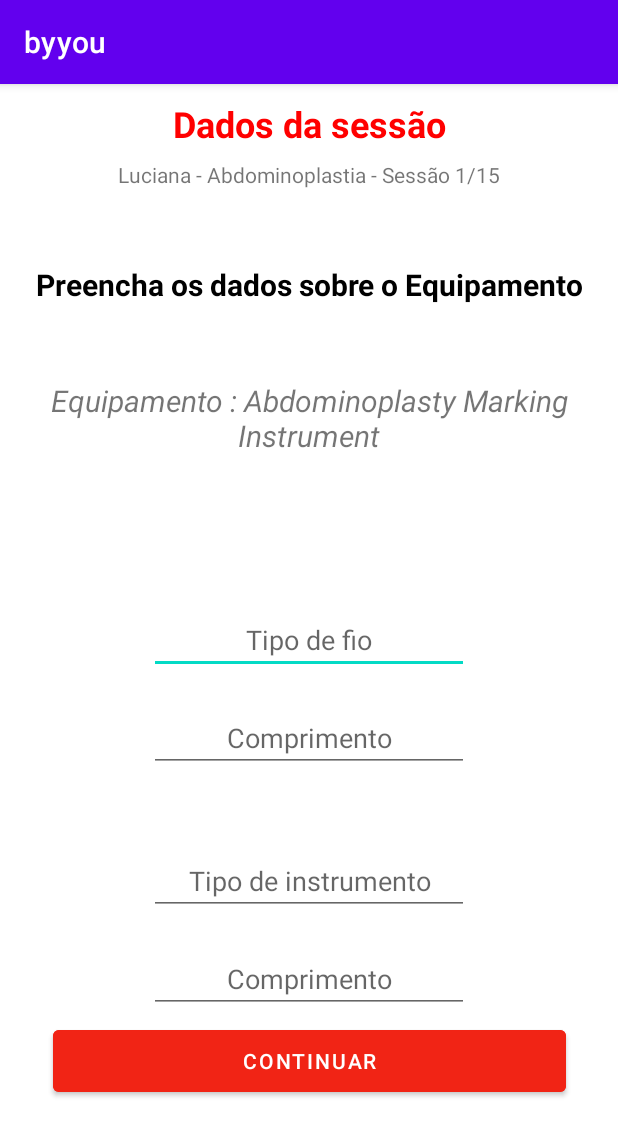
After one commit to vct-h-dias/InoviaApp, an Android app: the Dados screen opened directly, with no data from a screen before it, on a phone screen of 412 x 824 dp. The commit adds this screen. Shown: the top 1136 px of the screen. Run offline under Robolectric (Android 15) with nearby library versions, the phone set to English and light mode, and no system bars.

Commit message:
adição da aba Dados

```diff
--- a/app/src/main/AndroidManifest.xml
+++ b/app/src/main/AndroidManifest.xml
@@ -4,6 +4,7 @@
     package="com.example.byyou">
 
     <uses-permission android:name="android.permission.CAMERA" />
+
     <uses-feature android:name="android.hardware.camera2" />
 
     <application
@@ -16,6 +17,12 @@
         android:supportsRtl="true"
         android:theme="@style/Theme.Byyou"
         tools:targetApi="31">
+        <activity
+            android:name=".Med2"
+            android:exported="false" />
+        <activity
+            android:name=".Dados"
+            android:exported="false" />
         <activity
             android:name=".Cam"
             android:exported="false" />
--- /dev/null
+++ b/app/src/main/java/com/example/byyou/Dados.kt
@@ -0,0 +1,27 @@
+package com.example.byyou
+
+import android.os.Bundle
+import android.widget.Button
+import androidx.appcompat.app.AppCompatActivity
+
+class Dados : AppCompatActivity() {
+    override fun onCreate(savedInstanceState: Bundle?) {
+        super.onCreate(savedInstanceState)
+        setContentView(R.layout.activity_dados)
+
+        val toMed2: Button = findViewById(R.id.toMed2)
+        toMed2.setOnClickListener{
+            abrirMed2()
+        }
+
+
+    }
+
+    private fun abrirMed2(){
+        //activity Med2
+
+    }
+
+
+
+}
--- a/app/src/main/java/com/example/byyou/Foto1.kt
+++ b/app/src/main/java/com/example/byyou/Foto1.kt
@@ -1,5 +1,6 @@
 package com.example.byyou
 
+import android.content.Intent
 import android.content.pm.PackageManager
 import android.os.Bundle
 import android.util.Log
@@ -36,6 +37,16 @@ class Foto1 : AppCompatActivity() {
         binding.Capture1.setOnClickListener(){
             tirarFoto()
         }
+
+        binding.toDados.setOnClickListener(){
+            irDados()
+        }
+
+    }
+
+    private fun irDados(){
+        val dados = Intent(this, Dados::class.java)
+        startActivity(dados)
     }
 
     private fun tirarFoto(){
--- /dev/null
+++ b/app/src/main/java/com/example/byyou/Med2.kt
@@ -0,0 +1,11 @@
+package com.example.byyou
+
+import androidx.appcompat.app.AppCompatActivity
+import android.os.Bundle
+
+class Med2 : AppCompatActivity() {
+    override fun onCreate(savedInstanceState: Bundle?) {
+        super.onCreate(savedInstanceState)
+        setContentView(R.layout.activity_med2)
+    }
+}
--- /dev/null
+++ b/app/src/main/res/layout/activity_dados.xml
@@ -0,0 +1,125 @@
+<?xml version="1.0" encoding="utf-8"?>
+<androidx.constraintlayout.widget.ConstraintLayout xmlns:android="http://schemas.android.com/apk/res/android"
+    xmlns:app="http://schemas.android.com/apk/res-auto"
+    xmlns:tools="http://schemas.android.com/tools"
+    android:layout_width="match_parent"
+    android:layout_height="match_parent"
+    tools:context=".Dados">
+
+    <TextView
+        android:id="@+id/textView41"
+        android:layout_width="wrap_content"
+        android:layout_height="wrap_content"
+        android:layout_marginTop="10dp"
+        android:text="@string/dados_da_sess_o1"
+        android:textColor="#FF0000"
+        android:textSize="24sp"
+        android:textStyle="bold"
+        app:layout_constraintEnd_toEndOf="parent"
+        app:layout_constraintStart_toStartOf="parent"
+        app:layout_constraintTop_toTopOf="parent" />
+
+    <TextView
+        android:id="@+id/textView42"
+        android:layout_width="wrap_content"
+        android:layout_height="wrap_content"
+        android:layout_marginTop="120dp"
+        android:text="@string/preencha_os_dados_sobre_o_equipamento"
+        android:textAlignment="center"
+        android:textColor="#000000"
+        android:textSize="20sp"
+        android:textStyle="bold"
+        app:layout_constraintEnd_toEndOf="parent"
+        app:layout_constraintStart_toStartOf="parent"
+        app:layout_constraintTop_toTopOf="parent" />
+
+    <TextView
+        android:id="@+id/text44"
+        android:layout_width="wrap_content"
+        android:layout_height="wrap_content"
+        android:layout_marginTop="50dp"
+        android:text="@string/equipamento_abdominoplasty_marking_instrument"
+        android:textSize="20sp"
+        android:textStyle="italic"
+        app:layout_constraintEnd_toEndOf="parent"
+        app:layout_constraintStart_toStartOf="parent"
+        app:layout_constraintTop_toBottomOf="@+id/textView42"
+        android:textAlignment="center"/>
+
+
+    <TextView
+        android:id="@+id/textView43"
+        android:layout_width="wrap_content"
+        android:layout_height="wrap_content"
+        android:text="@string/luciana_abdominoplastia_sess_o_1_15"
+        app:layout_constraintBottom_toTopOf="@+id/textView42"
+        app:layout_constraintEnd_toEndOf="parent"
+        app:layout_constraintStart_toStartOf="parent"
+        app:layout_constraintTop_toTopOf="parent" />
+
+    <EditText
+        android:id="@+id/editTextTextPersonName3"
+        android:layout_width="wrap_content"
+        android:layout_height="wrap_content"
+        android:layout_marginTop="100dp"
+        android:ems="10"
+        android:hint="@string/tipo_de_fio"
+        android:textAlignment="center"
+        android:inputType="textPersonName"
+        app:layout_constraintEnd_toEndOf="parent"
+        app:layout_constraintStart_toStartOf="parent"
+        app:layout_constraintTop_toBottomOf="@+id/text44" />
+
+    <EditText
+        android:id="@+id/editTextNumberDecimal"
+        android:layout_width="wrap_content"
+        android:layout_height="wrap_content"
+        android:layout_marginTop="20dp"
+        android:ems="10"
+        android:hint="@string/comprimento1"
+        android:inputType="numberDecimal"
+        android:textAlignment="center"
+        app:layout_constraintEnd_toEndOf="parent"
+        app:layout_constraintStart_toStartOf="parent"
+        app:layout_constraintTop_toBottomOf="@+id/editTextTextPersonName3" />
+
+    <EditText
+        android:id="@+id/editTextNumberDecimal2"
+        android:layout_width="wrap_content"
+        android:layout_height="wrap_content"
+        android:layout_marginTop="20dp"
+        android:ems="10"
+        android:hint="@string/comprimento"
+        android:inputType="numberDecimal"
+        android:textAlignment="center"
+        app:layout_constraintEnd_toEndOf="parent"
+        app:layout_constraintStart_toStartOf="parent"
+        app:layout_constraintTop_toBottomOf="@+id/editTextTextPersonName4" />
+
+    <EditText
+        android:id="@+id/editTextTextPersonName4"
+        android:layout_width="wrap_content"
+        android:layout_height="wrap_content"
+        android:layout_marginTop="50dp"
+        android:ems="10"
+        android:hint="@string/tipo_de_instrumento"
+        android:inputType="textPersonName"
+        android:textAlignment="center"
+        app:layout_constraintEnd_toEndOf="parent"
+        app:layout_constraintStart_toStartOf="parent"
+        app:layout_constraintTop_toBottomOf="@+id/editTextNumberDecimal" />
+
+    <Button
+        android:id="@+id/toMed2"
+        android:layout_width="342dp"
+        android:layout_height="53dp"
+        android:layout_marginBottom="90dp"
+        android:backgroundTint="@color/colorPrimary"
+        android:text="@string/continuar"
+        app:layout_constraintBottom_toBottomOf="parent"
+        app:layout_constraintEnd_toEndOf="parent"
+        app:layout_constraintStart_toStartOf="parent" />
+
+
+
+</androidx.constraintlayout.widget.ConstraintLayout>
--- a/app/src/main/res/layout/activity_foto1.xml
+++ b/app/src/main/res/layout/activity_foto1.xml
@@ -20,7 +20,7 @@
 
 
     <Button
-        android:id="@+id/toDados1"
+        android:id="@+id/toDados"
         android:layout_width="342dp"
         android:layout_height="53dp"
         android:layout_marginBottom="30dp"
@@ -60,7 +60,7 @@
 
     <androidx.camera.view.PreviewView
         android:id="@+id/cameraPreview"
-        android:layout_width="399dp"
+        android:layout_width="match_parent"
         android:layout_height="704dp"
         app:layout_constraintBottom_toBottomOf="parent"
         app:layout_constraintEnd_toEndOf="parent"
--- /dev/null
+++ b/app/src/main/res/layout/activity_med2.xml
@@ -0,0 +1,9 @@
+<?xml version="1.0" encoding="utf-8"?>
+<androidx.constraintlayout.widget.ConstraintLayout xmlns:android="http://schemas.android.com/apk/res/android"
+    xmlns:app="http://schemas.android.com/apk/res-auto"
+    xmlns:tools="http://schemas.android.com/tools"
+    android:layout_width="match_parent"
+    android:layout_height="match_parent"
+    tools:context=".Med2">
+
+</androidx.constraintlayout.widget.ConstraintLayout>
--- a/app/src/main/res/values/strings.xml
+++ b/app/src/main/res/values/strings.xml
@@ -104,4 +104,13 @@
     <string name="tirar_foto">Tirar foto</string>
     <string name="tirar_foto1">Tirar foto</string>
     <string name="tire_foto_do_local">Tire foto do local</string>
+    <string name="preencha_os_dados_sobre_o_equipamento">Preencha os dados sobre o Equipamento</string>
+    <string name="dados_da_sess_o1">Dados da sessão</string>
+    <string name="comprimento_do_fio">Comprimento do fio</string>
+    <string name="comprimento_do_instrumento">Comprimento do instrumento</string>
+    <string name="tipo_de_fio">Tipo de fio</string>
+    <string name="tipo_de_instrumento">Tipo de instrumento</string>
+    <string name="comprimento">Comprimento</string>
+    <string name="comprimento1">Comprimento</string>
+    <string name="equipamento_abdominoplasty_marking_instrument">Equipamento : Abdominoplasty Marking Instrument</string>
 </resources>
```
